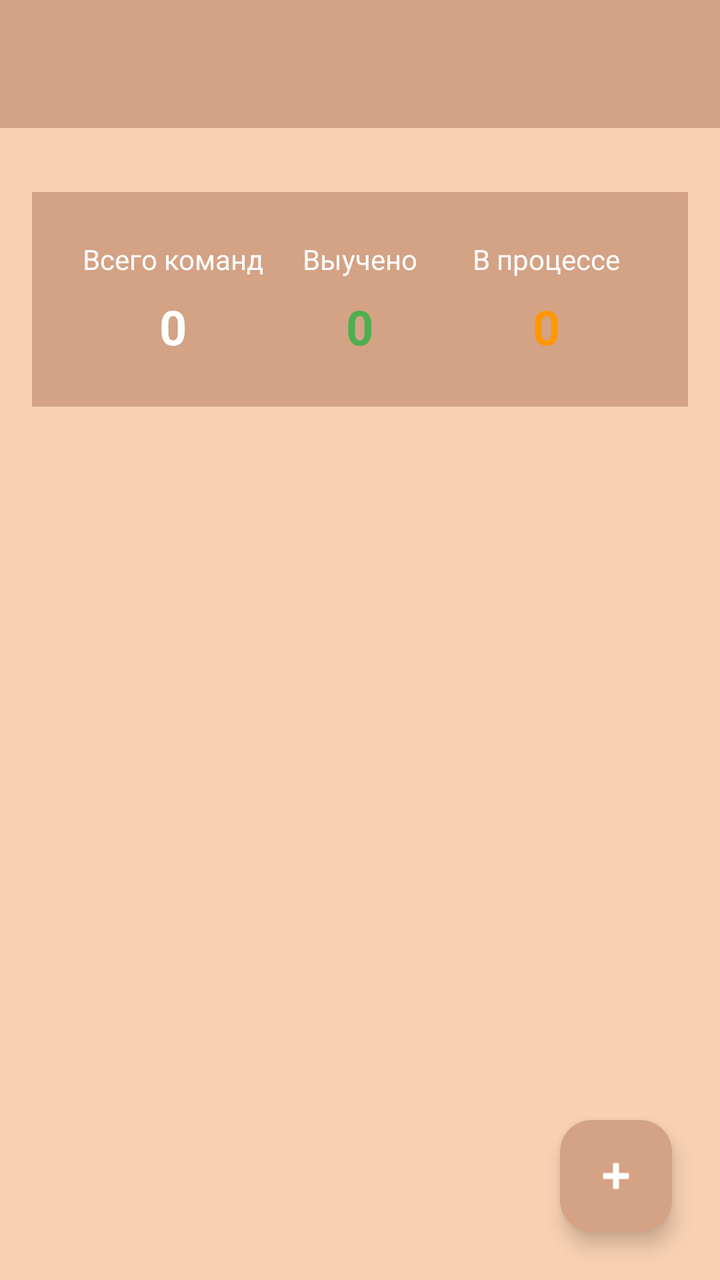
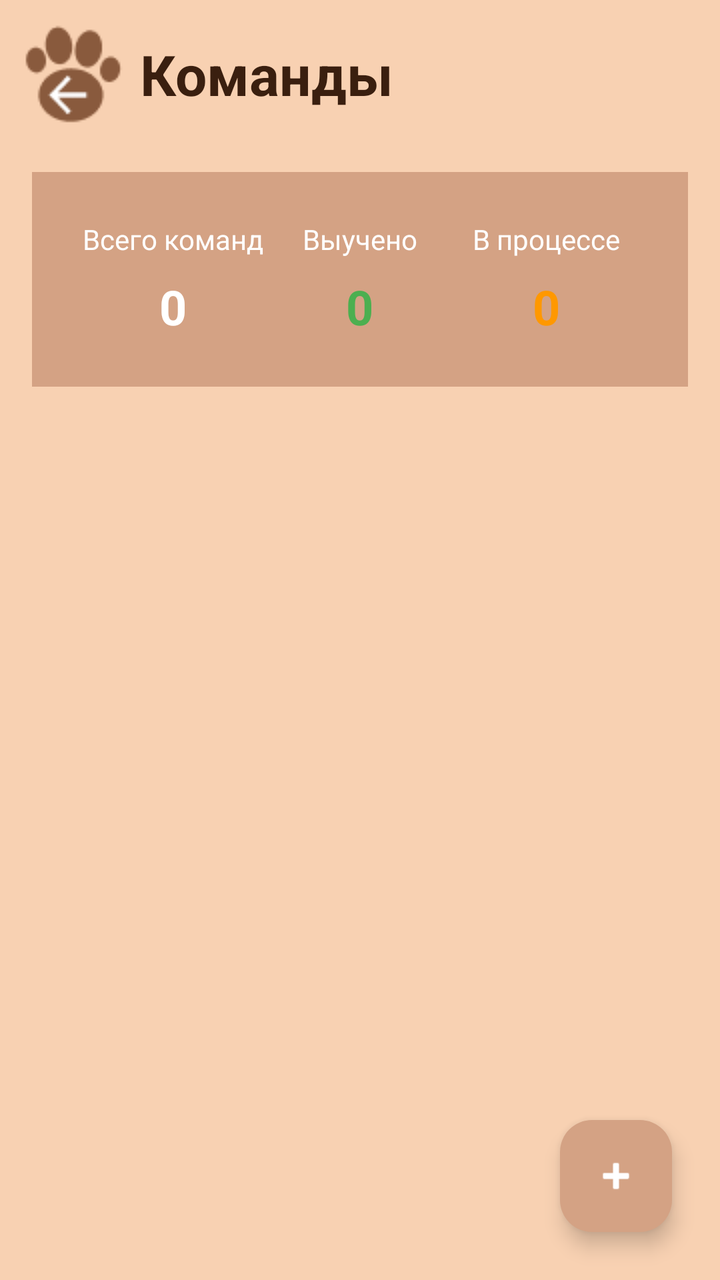

An Android layout rendered at two revisions. The XML below is the earlier revision; the diff shows what the commit changed to produce the second picture.
<!-- AndroidManifest.xml: application theme Theme.MyPet -->
<!-- res/layout/activity_commands.xml -->
<?xml version="1.0" encoding="utf-8"?>
<androidx.coordinatorlayout.widget.CoordinatorLayout xmlns:android="http://schemas.android.com/apk/res/android"
    xmlns:app="http://schemas.android.com/apk/res-auto"
    android:layout_width="match_parent"
    android:layout_height="match_parent"
    xmlns:tools="http://schemas.android.com/tools"
    android:background="#F8D1B2">

    
    <com.google.android.material.appbar.AppBarLayout
        android:layout_width="match_parent"
        android:layout_height="wrap_content">

        <androidx.appcompat.widget.Toolbar
            android:id="@+id/toolbar"
            android:layout_width="match_parent"
            android:layout_height="?attr/actionBarSize"
            android:background="#D4A284"
            app:popupTheme="@style/ThemeOverlay.AppCompat.Light" />

    </com.google.android.material.appbar.AppBarLayout>

    
    <androidx.core.widget.NestedScrollView
        android:layout_width="match_parent"
        android:layout_height="match_parent"
        app:layout_behavior="@string/appbar_scrolling_view_behavior">

        <androidx.constraintlayout.widget.ConstraintLayout
            android:layout_width="match_parent"
            android:layout_height="wrap_content"
            android:padding="16dp">

            
            <LinearLayout
                android:id="@+id/statsLayout"
                android:layout_width="0dp"
                android:layout_height="wrap_content"
                android:layout_marginTop="16dp"
                android:background="#D4A284"
                android:orientation="horizontal"
                android:padding="24dp"
                app:layout_constraintEnd_toEndOf="parent"
                app:layout_constraintStart_toStartOf="parent"
                app:layout_constraintTop_toTopOf="parent">

                
                <LinearLayout android:layout_width="0dp" android:layout_height="wrap_content"
                    android:layout_weight="1" android:gravity="center" android:orientation="vertical">
                    <TextView android:text="Всего команд" android:textColor="#FFFFFF"
                        android:textSize="14sp" android:layout_width="wrap_content" android:layout_height="wrap_content"/>
                    <TextView android:id="@+id/tvTotal" android:layout_width="wrap_content"
                        android:layout_height="wrap_content" android:layout_marginTop="8dp" android:text="0"
                        android:textColor="#FFFFFF" android:textSize="24sp" android:textStyle="bold"/>
                </LinearLayout>

                
                <LinearLayout android:layout_width="0dp" android:layout_height="wrap_content"
                    android:layout_weight="1" android:gravity="center" android:orientation="vertical">
                    <TextView android:text="Выучено" android:textColor="#FFFFFF"
                        android:textSize="14sp" android:layout_width="wrap_content" android:layout_height="wrap_content"/>
                    <TextView android:id="@+id/tvMastered" android:layout_width="wrap_content"
                        android:layout_height="wrap_content" android:layout_marginTop="8dp" android:text="0"
                        android:textColor="#4CAF50" android:textSize="24sp" android:textStyle="bold"/>
                </LinearLayout>

                
                <LinearLayout android:layout_width="0dp" android:layout_height="wrap_content"
                    android:layout_weight="1" android:gravity="center" android:orientation="vertical">
                    <TextView android:text="В процессе" android:textColor="#FFFFFF"
                        android:textSize="14sp" android:layout_width="wrap_content" android:layout_height="wrap_content"/>
                    <TextView android:id="@+id/tvLearning" android:layout_width="wrap_content"
                        android:layout_height="wrap_content" android:layout_marginTop="8dp" android:text="0"
                        android:textColor="#FF9800" android:textSize="24sp" android:textStyle="bold"/>
                </LinearLayout>
            </LinearLayout>

            
            <androidx.recyclerview.widget.RecyclerView
                android:id="@+id/recyclerView"
                android:layout_width="0dp"
                android:layout_height="wrap_content"
                android:layout_marginTop="24dp"
                android:nestedScrollingEnabled="false"
                app:layout_constraintEnd_toEndOf="parent"
                app:layout_constraintStart_toStartOf="parent"
                app:layout_constraintTop_toBottomOf="@+id/statsLayout"
                tools:itemCount="4"
                tools:listitem="@layout/item_command" />

            
            <TextView
                android:id="@+id/tvEmpty"
                android:layout_width="0dp"
                android:layout_height="wrap_content"
                android:layout_marginTop="48dp"
                android:gravity="center"
                android:text="Нажмите + чтобы добавить первую команду!"
                android:textColor="#8B4513"
                android:textSize="16sp"
                android:visibility="gone"
                app:layout_constraintEnd_toEndOf="parent"
                app:layout_constraintStart_toStartOf="parent"
                app:layout_constraintTop_toBottomOf="@+id/statsLayout" />

        </androidx.constraintlayout.widget.ConstraintLayout>
    </androidx.core.widget.NestedScrollView>

    
    <com.google.android.material.floatingactionbutton.FloatingActionButton
        android:id="@+id/fabAdd"
        android:layout_width="wrap_content"
        android:layout_height="wrap_content"
        android:layout_gravity="bottom|end"
        android:layout_margin="24dp"
        android:contentDescription="Добавить команду"
        android:src="@android:drawable/ic_input_add"
        app:backgroundTint="#D4A284"
        app:tint="#FFFFFF" />

</androidx.coordinatorlayout.widget.CoordinatorLayout>
<!-- res/layout/item_command.xml (included above) -->
<?xml version="1.0" encoding="utf-8"?>
<com.google.android.material.card.MaterialCardView
    xmlns:android="http://schemas.android.com/apk/res/android"
    xmlns:app="http://schemas.android.com/apk/res-auto"
    android:layout_width="match_parent"
    android:layout_height="wrap_content"
    android:layout_margin="12dp"
    app:cardCornerRadius="20dp"
    app:cardElevation="6dp">

    <LinearLayout
        android:layout_width="match_parent"
        android:layout_height="wrap_content"
        android:minHeight="72dp"
        android:orientation="horizontal"
        android:padding="16dp"
        android:background="#FFF3E8">

        
        <ImageView
            android:id="@+id/ivIcon"
            android:layout_width="48dp"
            android:layout_height="48dp"
            android:layout_marginEnd="12dp"
            android:background="#D4A284"
            android:contentDescription="Иконка"
            android:scaleType="centerInside"
            android:src="@android:drawable/ic_menu_info_details" />

        
        <LinearLayout
            android:layout_width="0dp"
            android:layout_height="wrap_content"
            android:layout_weight="1"
            android:orientation="vertical">

            <TextView
                android:id="@+id/tvName"
                android:layout_width="match_parent"
                android:layout_height="wrap_content"
                android:text="Сидеть"
                android:textColor="#3A1F0F"
                android:textSize="18sp"
                android:textStyle="bold"
                android:ellipsize="end"
                android:singleLine="true" />


            <TextView
                android:id="@+id/tvDate"
                android:layout_width="match_parent"
                android:layout_height="wrap_content"
                android:layout_marginTop="2dp"
                android:text="Добавлена: 18.03.2026"
                android:textColor="#8B4513"
                android:textSize="13sp" />

        </LinearLayout>

        
        <TextView
            android:id="@+id/tvStatus"
            android:layout_width="wrap_content"
            android:layout_height="wrap_content"
            android:layout_gravity="center_vertical"
            android:layout_marginEnd="12dp"
            android:minWidth="72dp"
            android:padding="8dp"
            android:text="➕ Новая"
            android:textColor="#FFFFFF"
            android:textSize="12sp"
            android:textStyle="bold"
            android:gravity="center" />

        
        <ImageView
            android:id="@+id/ivEdit"
            android:layout_width="36dp"
            android:layout_height="36dp"
            android:layout_gravity="center_vertical"
            android:layout_marginEnd="4dp"
            android:background="?attr/selectableItemBackgroundBorderless"
            android:contentDescription="Изменить"
            android:src="@android:drawable/ic_menu_edit"
            android:tint="#8B4513" />

        
        <ImageView
            android:id="@+id/ivDelete"
            android:layout_width="36dp"
            android:layout_height="36dp"
            android:layout_gravity="center_vertical"
            android:background="?attr/selectableItemBackgroundBorderless"
            android:contentDescription="Удалить"
            android:src="@android:drawable/ic_menu_delete"
            android:tint="#FF5722" />

    </LinearLayout>

</com.google.android.material.card.MaterialCardView>
<!-- resources referenced by this layout -->
<resources>
  <style name="Theme.MyPet" parent="Base.Theme.MyPet" />
  <style name="Base.Theme.MyPet" parent="Theme.Material3.DayNight.NoActionBar">
          
          
      </style>
</resources>

<!-- the commit's change to res/layout/activity_commands.xml (unified diff, before → after) -->
@@ -1,124 +1,174 @@
 <?xml version="1.0" encoding="utf-8"?>
-<androidx.coordinatorlayout.widget.CoordinatorLayout xmlns:android="http://schemas.android.com/apk/res/android"
+<RelativeLayout
+    xmlns:android="http://schemas.android.com/apk/res/android"
     xmlns:app="http://schemas.android.com/apk/res-auto"
+    xmlns:tools="http://schemas.android.com/tools"
     android:layout_width="match_parent"
     android:layout_height="match_parent"
-    xmlns:tools="http://schemas.android.com/tools"
     android:background="#F8D1B2">
 
-    
-    <com.google.android.material.appbar.AppBarLayout
-        android:layout_width="match_parent"
-        android:layout_height="wrap_content">
-
-        <androidx.appcompat.widget.Toolbar
-            android:id="@+id/toolbar"
-            android:layout_width="match_parent"
-            android:layout_height="?attr/actionBarSize"
-            android:background="#D4A284"
-            app:popupTheme="@style/ThemeOverlay.AppCompat.Light" />
-
-    </com.google.android.material.appbar.AppBarLayout>
-
-    
-    <androidx.core.widget.NestedScrollView
+    <LinearLayout
+        android:id="@+id/headerLayout"
+        android:layout_width="wrap_content"
+        android:layout_height="wrap_content"
+        android:layout_marginStart="12dp"
+        android:layout_marginTop="12dp"
+        android:orientation="horizontal"
+        android:gravity="center_vertical">
+
+        <ImageButton
+            android:id="@+id/btnBack"
+            android:layout_width="50dp"
+            android:layout_height="50dp"
+            android:background="?attr/selectableItemBackgroundBorderless"
+            android:src="@drawable/back_btn1"/>
+
+        <TextView
+            android:layout_width="wrap_content"
+            android:layout_height="wrap_content"
+            android:layout_marginStart="8dp"
+            android:text="Команды"
+            android:textColor="#3A1F0F"
+            android:textSize="28sp"
+            android:textStyle="bold"/>
+
+    </LinearLayout>
+
+    <ScrollView
         android:layout_width="match_parent"
         android:layout_height="match_parent"
-        app:layout_behavior="@string/appbar_scrolling_view_behavior">
-
-        <androidx.constraintlayout.widget.ConstraintLayout
+        android:layout_below="@id/headerLayout"
+        android:layout_marginTop="8dp"
+        android:fillViewport="true">
+
+        <LinearLayout
             android:layout_width="match_parent"
             android:layout_height="wrap_content"
+            android:orientation="vertical"
             android:padding="16dp">
 
-            
             <LinearLayout
                 android:id="@+id/statsLayout"
-                android:layout_width="0dp"
-                android:layout_height="wrap_content"
-                android:layout_marginTop="16dp"
+                android:layout_width="match_parent"
+                android:layout_height="wrap_content"
                 android:background="#D4A284"
                 android:orientation="horizontal"
-                android:padding="24dp"
-                app:layout_constraintEnd_toEndOf="parent"
-                app:layout_constraintStart_toStartOf="parent"
-                app:layout_constraintTop_toTopOf="parent">
-
-                
-                <LinearLayout android:layout_width="0dp" android:layout_height="wrap_content"
-                    android:layout_weight="1" android:gravity="center" android:orientation="vertical">
-                    <TextView android:text="Всего команд" android:textColor="#FFFFFF"
-                        android:textSize="14sp" android:layout_width="wrap_content" android:layout_height="wrap_content"/>
-                    <TextView android:id="@+id/tvTotal" android:layout_width="wrap_content"
-                        android:layout_height="wrap_content" android:layout_marginTop="8dp" android:text="0"
-                        android:textColor="#FFFFFF" android:textSize="24sp" android:textStyle="bold"/>
+                android:padding="24dp">
+
+                <LinearLayout
+                    android:layout_width="0dp"
+                    android:layout_height="wrap_content"
+                    android:layout_weight="1"
+                    android:gravity="center"
+                    android:orientation="vertical">
+
+                    <TextView
+                        android:layout_width="wrap_content"
+                        android:layout_height="wrap_content"
+                        android:text="Всего команд"
+                        android:textColor="#FFFFFF"
+                        android:textSize="14sp"/>
+
+                    <TextView
+                        android:id="@+id/tvTotal"
+                        android:layout_width="wrap_content"
+                        android:layout_height="wrap_content"
+                        android:layout_marginTop="8dp"
+                        android:text="0"
+                        android:textColor="#FFFFFF"
+                        android:textSize="24sp"
+                        android:textStyle="bold"/>
                 </LinearLayout>
 
-                
-                <LinearLayout android:layout_width="0dp" android:layout_height="wrap_content"
-                    android:layout_weight="1" android:gravity="center" android:orientation="vertical">
-                    <TextView android:text="Выучено" android:textColor="#FFFFFF"
-                        android:textSize="14sp" android:layout_width="wrap_content" android:layout_height="wrap_content"/>
-                    <TextView android:id="@+id/tvMastered" android:layout_width="wrap_content"
-                        android:layout_height="wrap_content" android:layout_marginTop="8dp" android:text="0"
-                        android:textColor="#4CAF50" android:textSize="24sp" android:textStyle="bold"/>
+                <LinearLayout
+                    android:layout_width="0dp"
+                    android:layout_height="wrap_content"
+                    android:layout_weight="1"
+                    android:gravity="center"
+                    android:orientation="vertical">
+
+                    <TextView
+                        android:layout_width="wrap_content"
+                        android:layout_height="wrap_content"
+                        android:text="Выучено"
+                        android:textColor="#FFFFFF"
+                        android:textSize="14sp"/>
+
+                    <TextView
+                        android:id="@+id/tvMastered"
+                        android:layout_width="wrap_content"
+                        android:layout_height="wrap_content"
+                        android:layout_marginTop="8dp"
+                        android:text="0"
+                        android:textColor="#4CAF50"
+                        android:textSize="24sp"
+                        android:textStyle="bold"/>
                 </LinearLayout>
 
-                
-                <LinearLayout android:layout_width="0dp" android:layout_height="wrap_content"
-                    android:layout_weight="1" android:gravity="center" android:orientation="vertical">
-                    <TextView android:text="В процессе" android:textColor="#FFFFFF"
-                        android:textSize="14sp" android:layout_width="wrap_content" android:layout_height="wrap_content"/>
-                    <TextView android:id="@+id/tvLearning" android:layout_width="wrap_content"
-                        android:layout_height="wrap_content" android:layout_marginTop="8dp" android:text="0"
-                        android:textColor="#FF9800" android:textSize="24sp" android:textStyle="bold"/>
+                <LinearLayout
+                    android:layout_width="0dp"
+                    android:layout_height="wrap_content"
+                    android:layout_weight="1"
+                    android:gravity="center"
+                    android:orientation="vertical">
+
+                    <TextView
+                        android:layout_width="wrap_content"
+                        android:layout_height="wrap_content"
+                        android:text="В процессе"
+                        android:textColor="#FFFFFF"
+                        android:textSize="14sp"/>
+
+                    <TextView
+                        android:id="@+id/tvLearning"
+                        android:layout_width="wrap_content"
+                        android:layout_height="wrap_content"
+                        android:layout_marginTop="8dp"
+                        android:text="0"
+                        android:textColor="#FF9800"
+                        android:textSize="24sp"
+                        android:textStyle="bold"/>
                 </LinearLayout>
+
             </LinearLayout>
 
-            
+            <TextView
+                android:id="@+id/tvEmpty"
+                android:layout_width="match_parent"
+                android:layout_height="wrap_content"
+                android:layout_marginTop="32dp"
+                android:gravity="center"
+                android:text="Команд пока нет"
+                android:textColor="#3A1F0F"
+                android:textSize="18sp"
+                android:visibility="gone"/>
+
             <androidx.recyclerview.widget.RecyclerView
                 android:id="@+id/recyclerView"
-                android:layout_width="0dp"
-                android:layout_height="wrap_content"
-                android:layout_marginTop="24dp"
+                android:layout_width="match_parent"
+                android:layout_height="wrap_content"
+                android:layout_marginTop="16dp"
                 android:nestedScrollingEnabled="false"
-                app:layout_constraintEnd_toEndOf="parent"
-                app:layout_constraintStart_toStartOf="parent"
-                app:layout_constraintTop_toBottomOf="@+id/statsLayout"
                 tools:itemCount="4"
-                tools:listitem="@layout/item_command" />
-
-            
-            <TextView
-                android:id="@+id/tvEmpty"
-                android:layout_width="0dp"
-                android:layout_height="wrap_content"
-                android:layout_marginTop="48dp"
-                android:gravity="center"
-                android:text="Нажмите + чтобы добавить первую команду!"
-                android:textColor="#8B4513"
-                android:textSize="16sp"
-                android:visibility="gone"
-                app:layout_constraintEnd_toEndOf="parent"
-                app:layout_constraintStart_toStartOf="parent"
-                app:layout_constraintTop_toBottomOf="@+id/statsLayout" />
-
-        </androidx.constraintlayout.widget.ConstraintLayout>
-    </androidx.core.widget.NestedScrollView>
-
-    
+                tools:listitem="@layout/item_command"/>
+
+        </LinearLayout>
+
+    </ScrollView>
+
     <com.google.android.material.floatingactionbutton.FloatingActionButton
         android:id="@+id/fabAdd"
         android:layout_width="wrap_content"
         android:layout_height="wrap_content"
-        android:layout_gravity="bottom|end"
+        android:layout_alignParentBottom="true"
+        android:layout_alignParentEnd="true"
         android:layout_margin="24dp"
         android:contentDescription="Добавить команду"
         android:src="@android:drawable/ic_input_add"
         app:backgroundTint="#D4A284"
-        app:tint="#FFFFFF" />
-
-</androidx.coordinatorlayout.widget.CoordinatorLayout>
+        app:tint="#FFFFFF"/>
+
+</RelativeLayout>
 <!-- res/layout/item_command.xml (included above) -->
 <?xml version="1.0" encoding="utf-8"?>
 <com.google.android.material.card.MaterialCardView
@@ -126,9 +176,9 @@
     xmlns:app="http://schemas.android.com/apk/res-auto"
     android:layout_width="match_parent"
     android:layout_height="wrap_content"
-    android:layout_margin="12dp"
-    app:cardCornerRadius="20dp"
-    app:cardElevation="6dp">
+    android:layout_marginBottom="14dp"
+    app:cardCornerRadius="22dp"
+    app:cardElevation="4dp">
 
     <LinearLayout
         android:layout_width="match_parent"
@@ -138,18 +188,7 @@
         android:padding="16dp"
         android:background="#FFF3E8">
 
-        
-        <ImageView
-            android:id="@+id/ivIcon"
-            android:layout_width="48dp"
-            android:layout_height="48dp"
-            android:layout_marginEnd="12dp"
-            android:background="#D4A284"
-            android:contentDescription="Иконка"
-            android:scaleType="centerInside"
-            android:src="@android:drawable/ic_menu_info_details" />
-
-        
+
         <LinearLayout
             android:layout_width="0dp"
             android:layout_height="wrap_content"
@@ -162,7 +201,7 @@
                 android:layout_height="wrap_content"
                 android:text="Сидеть"
                 android:textColor="#3A1F0F"
-                android:textSize="18sp"
+                android:textSize="20sp"
                 android:textStyle="bold"
                 android:ellipsize="end"
                 android:singleLine="true" />
@@ -179,7 +218,6 @@
 
         </LinearLayout>
 
-        
         <TextView
             android:id="@+id/tvStatus"
             android:layout_width="wrap_content"
@@ -194,28 +232,26 @@
             android:textStyle="bold"
             android:gravity="center" />
 
-        
         <ImageView
             android:id="@+id/ivEdit"
-            android:layout_width="36dp"
-            android:layout_height="36dp"
+            android:layout_width="25dp"
+            android:layout_height="25dp"
             android:layout_gravity="center_vertical"
             android:layout_marginEnd="4dp"
             android:background="?attr/selectableItemBackgroundBorderless"
             android:contentDescription="Изменить"
             android:src="@android:drawable/ic_menu_edit"
-            android:tint="#8B4513" />
-
-        
+            app:tint="#8B4513" />
+
         <ImageView
             android:id="@+id/ivDelete"
-            android:layout_width="36dp"
-            android:layout_height="36dp"
+            android:layout_width="25dp"
+            android:layout_height="25dp"
             android:layout_gravity="center_vertical"
             android:background="?attr/selectableItemBackgroundBorderless"
             android:contentDescription="Удалить"
             android:src="@android:drawable/ic_menu_delete"
-            android:tint="#FF5722" />
+            app:tint="#FF5722" />
 
     </LinearLayout>
 
<!-- resource entries referenced after the edit -->
@@ -1,5 +1,6 @@
 <!-- resources referenced by this layout -->
 <resources>
+  <!-- drawable back_btn1: png bitmap (drawable, 1809 bytes) -->
   <style name="Theme.MyPet" parent="Base.Theme.MyPet" />
   <style name="Base.Theme.MyPet" parent="Theme.Material3.DayNight.NoActionBar">
           
